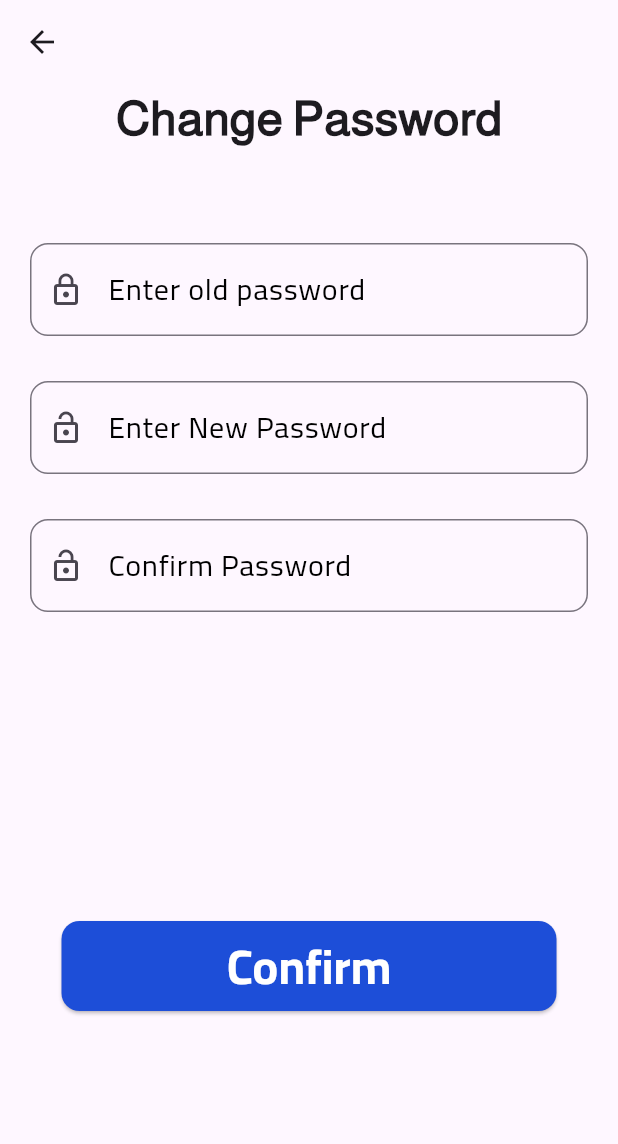
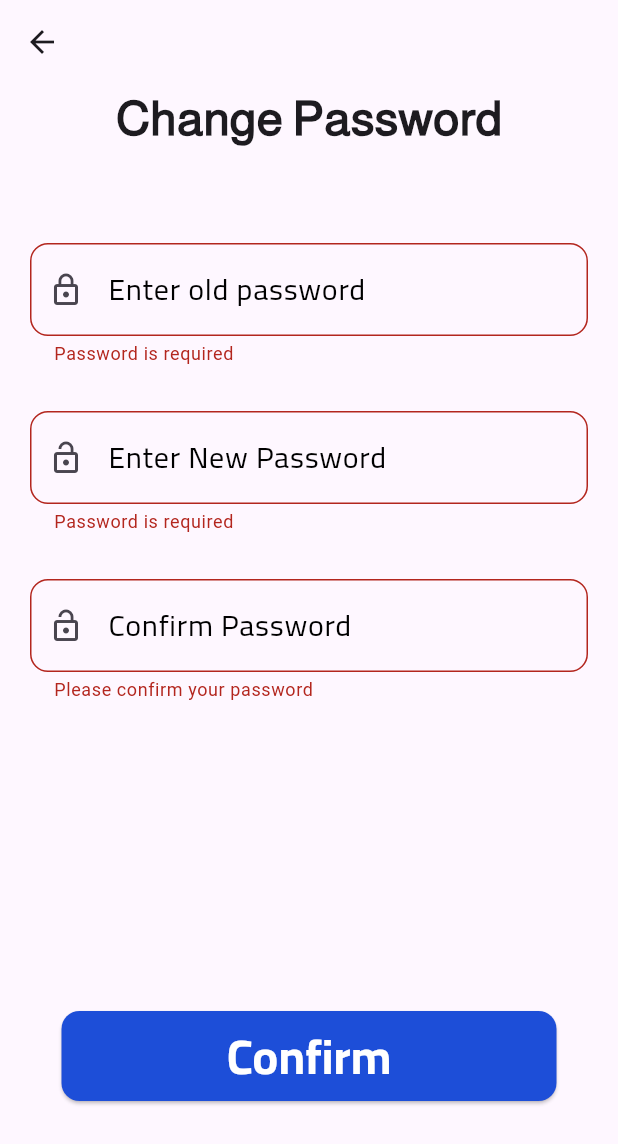
Before and after one commit to AhmedMedhatHamed/ai_lingo, a Flutter app: the ChangePasswordScreen screen opened by its route, after a tap on "Confirm", on a phone screen of 412 x 824 dp. Shown: the top 1144 px of the screen. Run offline on Flutter 3.47's test engine with Material 3 defaults, Android fonts, the phone set to English and light mode, and no system bars; our stand-ins replace cloud_firestore, dots_indicator, firebase_auth, firebase_core, flutter_bloc, google_sign_in and 1 more; accounts and stored records are empty.

Commit message:
Add change_pass Feature

```diff
--- a/lib/core/routing/app_routing.dart
+++ b/lib/core/routing/app_routing.dart
@@ -12,6 +12,7 @@ import 'package:ai_lingo/feature/auth/sign_in/sign_in_screen.dart';
 import 'package:ai_lingo/feature/auth/signup/signup_screen.dart';
 import 'package:ai_lingo/feature/home/screen/screen/conversation_history_screen.dart';
 import 'package:ai_lingo/feature/home/screen/screen/progress_screen.dart';
+import 'package:ai_lingo/feature/profile/cubit/auth_cubit.dart';
 import 'package:ai_lingo/feature/profile/screen/verify_account.dart';
 import 'package:ai_lingo/main_navigation.dart';
 import 'package:ai_lingo/feature/onboarding/screen/onboarding_screen.dart';
@@ -81,7 +82,12 @@ class AppRouter {
         return MaterialPageRoute(builder: (_) => EditProfileScreen());
 
       case AppRoutes.changePasswordScreen:
-        return MaterialPageRoute(builder: (_) => ChangePasswordScreen());
+        return MaterialPageRoute(
+          builder: (_) => BlocProvider(
+            create: (context) => AuthCubit(),
+            child: ChangePasswordScreen(),
+          ),
+        );
 
       case AppRoutes.mainNavigation:
         return MaterialPageRoute(builder: (_) => MainNavigation());
--- a/lib/feature/profile/cubit/auth_cubit.dart
+++ b/lib/feature/profile/cubit/auth_cubit.dart
@@ -18,7 +18,6 @@ class AuthCubit extends Cubit<AuthState> {
         return;
       }
 
-      // لو المستخدم كتب الباسورد، اعمل re-auth الأول
       if (password != null && user.email != null) {
         final credential = EmailAuthProvider.credential(
           email: user.email!,
@@ -27,13 +26,11 @@ class AuthCubit extends Cubit<AuthState> {
         await user.reauthenticateWithCredential(credential);
       }
 
-      // 1) امسح بياناته أولاً (غيّر اسم الـ collection حسب مشروعك)
       await FirebaseFirestore.instance
           .collection('users')
           .doc(user.uid)
           .delete();
 
-      // 2) امسح الحساب
       await user.delete();
 
       emit(DeleteAccountSuccessState());
@@ -47,4 +44,53 @@ class AuthCubit extends Cubit<AuthState> {
       emit(DeleteAccountFailureState(errorMsg: e.toString()));
     }
   }
+
+  Future<void> changePassword({
+    required String oldPassword,
+    required String newPassword,
+  }) async {
+    emit(ChangePasswordLoading());
+
+    try {
+      final user = FirebaseAuth.instance.currentUser;
+
+      if (user == null || user.email == null) {
+        emit(ChangePasswordFailure(
+          errorMsg: 'User not found. Please login again.',
+        ));
+        return;
+      }
+
+      final credential = EmailAuthProvider.credential(
+        email: user.email!,
+        password: oldPassword,
+      );
+
+      await user.reauthenticateWithCredential(credential);
+
+      await user.updatePassword(newPassword);
+
+      emit(ChangePasswordSuccess());
+    } on FirebaseAuthException catch (e) {
+      String message;
+
+      switch (e.code) {
+        case 'wrong-password':
+          message = 'The old password is incorrect';
+          break;
+        case 'weak-password':
+          message = 'The new password is too weak';
+          break;
+        case 'requires-recent-login':
+          message = 'Please login again and try';
+          break;
+        default:
+          message = e.message ?? 'Something went wrong';
+      }
+
+      emit(ChangePasswordFailure(errorMsg: message));
+    } catch (e) {
+      emit(ChangePasswordFailure(errorMsg: e.toString()));
+    }
+  }
 }
--- a/lib/feature/profile/cubit/auth_state.dart
+++ b/lib/feature/profile/cubit/auth_state.dart
@@ -15,3 +15,13 @@ class DeleteAccountFailureState extends AuthState {
   final String errorMsg;
   DeleteAccountFailureState({required this.errorMsg});
 }
+
+class ChangePasswordLoading extends AuthState {}
+
+class ChangePasswordSuccess extends AuthState {}
+
+class ChangePasswordFailure extends AuthState {
+  final String errorMsg;
+
+  ChangePasswordFailure({required this.errorMsg});
+}
--- a/lib/feature/profile/widgets/change_pass_form.dart
+++ b/lib/feature/profile/widgets/change_pass_form.dart
@@ -1,4 +1,9 @@
+
+import 'package:ai_lingo/feature/profile/cubit/auth_cubit.dart';
+import 'package:flutter/cupertino.dart';
 import 'package:flutter/material.dart';
+import 'package:flutter_bloc/flutter_bloc.dart';
+import '../../../core/services/validator.dart';
 import '../../../core/utils/app_strings.dart';
 import '../../../core/widgets/custom_button.dart';
 import '../../../core/widgets/custom_text_field.dart';
@@ -11,9 +16,12 @@ class ChangePasswordForm extends StatefulWidget {
 }
 
 class _ChangePasswordFormState extends State<ChangePasswordForm> {
-  TextEditingController oldPasswordController = TextEditingController();
-  TextEditingController newPasswordController = TextEditingController();
-  TextEditingController confirmPasswordController = TextEditingController();
+  final formKey = GlobalKey<FormState>();
+
+  final TextEditingController oldPasswordController = TextEditingController();
+  final TextEditingController newPasswordController = TextEditingController();
+  final TextEditingController confirmPasswordController =
+  TextEditingController();
 
   @override
   void dispose() {
@@ -22,30 +30,102 @@ class _ChangePasswordFormState extends State<ChangePasswordForm> {
     confirmPasswordController.dispose();
     super.dispose();
   }
+
   @override
   Widget build(BuildContext context) {
-    return Column(
+    return BlocConsumer<AuthCubit, AuthState>(
+      listener: (context, state) {
+        if (state is ChangePasswordSuccess) {
+          ScaffoldMessenger.of(context).showSnackBar(
+            const SnackBar(
+              content: Text('Password changed successfully'),
+              backgroundColor: Colors.green,
+            ),
+          );
+
+          oldPasswordController.clear();
+          newPasswordController.clear();
+          confirmPasswordController.clear();
+        }
+
+        if (state is ChangePasswordFailure) {
+          ScaffoldMessenger.of(context).showSnackBar(
+            SnackBar(
+              content: Text(state.errorMsg),
+              backgroundColor: Colors.red,
+            ),
+          );
+        }
+      },
+      builder: (context, state) {
+        return Form(
+          key: formKey,
+          child: Column(
             children: [
               CustomTextField(
                 controller: oldPasswordController,
                 text: 'Enter old password',
                 prefixIcon: Icons.lock_outline,
+                validator: Validators.password,
               ),
-        SizedBox(height: 30,),
+
+              const SizedBox(height: 30),
+
               CustomTextField(
                 controller: newPasswordController,
                 text: 'Enter New Password',
                 prefixIcon: Icons.lock_open,
+                validator: Validators.password,
               ),
-        SizedBox(height: 30,),
+
+              const SizedBox(height: 30),
+
               CustomTextField(
                 controller: confirmPasswordController,
                 text: 'Confirm Password',
                 prefixIcon: Icons.lock_open,
+                validator: (value) {
+                  if (value == null || value.isEmpty) {
+                    return 'Please confirm your password';
+                  }
+
+                  if (value != newPasswordController.text) {
+                    return 'Passwords do not match';
+                  }
+
+                  return null;
+                },
               ),
-        SizedBox(height: MediaQuery.of(context).size.height*0.25,),
-        CustomButton(onPressed: (){}, text: AppStrings.confirm),
+
+              SizedBox(
+                height: MediaQuery.of(context).size.height * 0.25,
+              ),
+
+              CustomButton(
+                onPressed: () {
+                  if (state is ChangePasswordLoading) return;
+
+                  FocusScope.of(context).unfocus();
+
+                  if (formKey.currentState!.validate()) {
+                    context.read<AuthCubit>().changePassword(
+                      oldPassword: oldPasswordController.text,
+                      newPassword: newPasswordController.text,
+                    );
+                  }
+                },
+                text: AppStrings.confirm,
+              ),
+
+              if (state is ChangePasswordLoading)
+                const Padding(
+                  padding: EdgeInsets.only(top: 12),
+                  child: CupertinoActivityIndicator(),
+                ),
             ],
+          ),
+        );
+      },
     );
   }
 }
```
Lines whose indentation alone changed are shown as unchanged.
